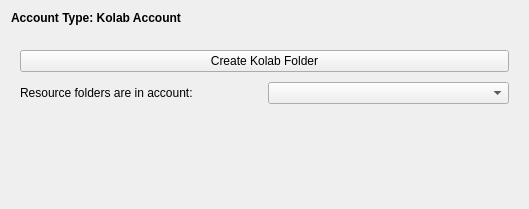
Before: the Qt Designer form resources/kolabproxy/kolabsettings.ui in KDE/kdepim-runtime, drawn with Qt 5.
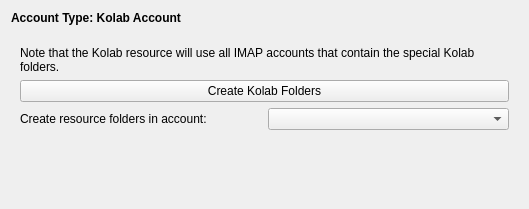
After: the same form once the commit is applied. The open tabs and pages were chosen to show the change. Custom widgets are drawn as their Qt base class.

Commit message: Fix label and dialog box as requested by David (it's better with theses label and dialog fix)

```diff
--- a/resources/kolabproxy/kolabsettings.ui
+++ b/resources/kolabproxy/kolabsettings.ui
@@ -52,19 +52,19 @@
      </widget>
      <widget class="QWidget" name="page">
       <layout class="QGridLayout" name="gridLayout">
-       <item row="0" column="0">
-        <widget class="QPushButton" name="createKolabFolderButton">
-         <property name="text">
-          <string>Create Kolab Folder</string>
-         </property>
-        </widget>
-       </item>
        <item row="1" column="0">
+        <widget class="QPushButton" name="createKolabFolderButton">
+         <property name="text">
+          <string>Create Kolab Folders</string>
+         </property>
+        </widget>
+       </item>
+       <item row="2" column="0">
         <layout class="QHBoxLayout" name="horizontalLayout">
          <item>
           <widget class="QLabel" name="label_2">
            <property name="text">
-            <string>Resource folders are in account:</string>
+            <string>Create resource folders in account:</string>
            </property>
           </widget>
          </item>
@@ -73,6 +73,16 @@
          </item>
         </layout>
        </item>
+       <item row="0" column="0">
+        <widget class="QLabel" name="label_4">
+         <property name="text">
+          <string>Note that the Kolab resource will use all IMAP accounts that contain the special Kolab folders.</string>
+         </property>
+         <property name="wordWrap">
+          <bool>true</bool>
+         </property>
+        </widget>
+       </item>
       </layout>
      </widget>
     </widget>
```
The commit also changes 2 other files.
